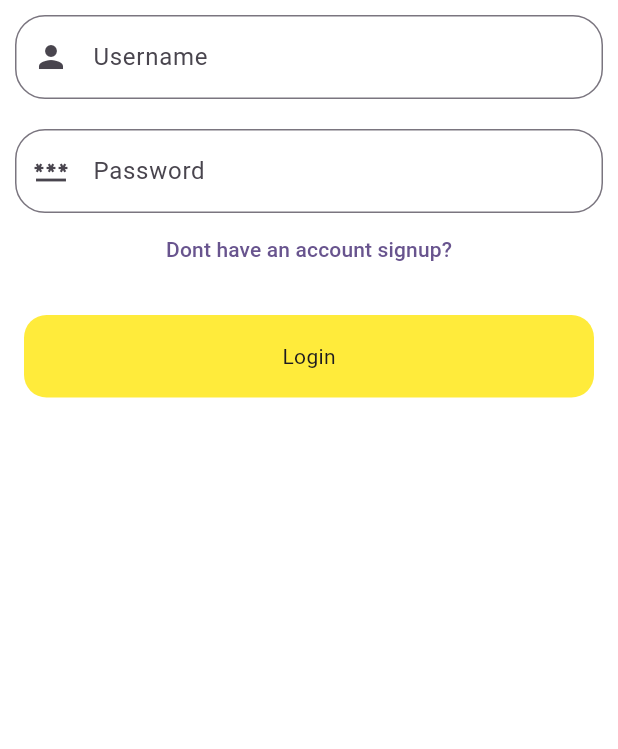
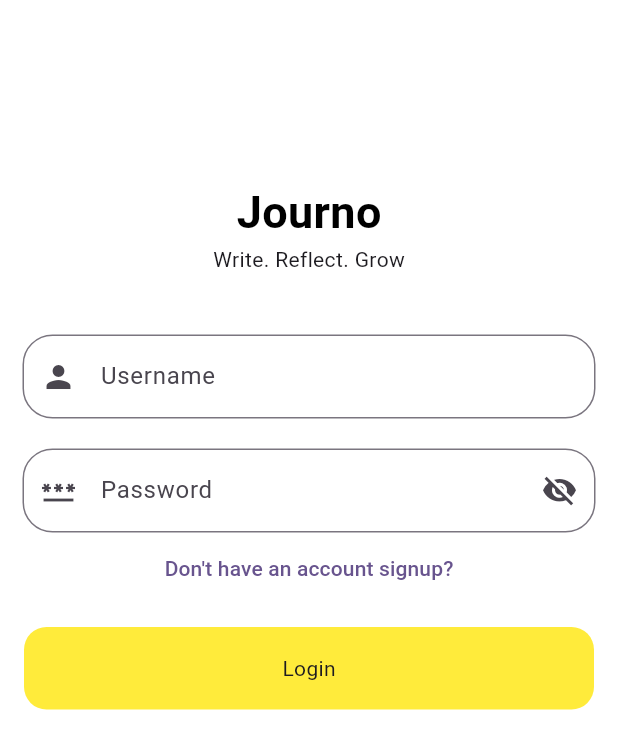
Before and after one commit to KevinRaleie-dev/journo, a Flutter app: the screen it shows after launch, on a phone screen of 412 x 824 dp. Shown: the top 749 px of the screen. Run offline on Flutter 3.47's test engine with Material 3 defaults, Android fonts, the phone set to English and light mode, and no system bars.

Commit message:
fixed the login screen

```diff
--- a/lib/src/features/auth/presentation/user_login/pages/user_login_page.dart
+++ b/lib/src/features/auth/presentation/user_login/pages/user_login_page.dart
@@ -1,6 +1,5 @@
 import 'package:flutter/material.dart';
 import 'package:journo/src/widgets/buttons/long_rectangle_buttons.dart';
-import 'package:journo/src/widgets/screens/app_bar_screen.dart';
 import 'package:journo/src/widgets/screens/auth_layout_screen.dart';
 import 'package:journo/src/widgets/textfields/long_textfield_form.dart';
 
@@ -19,6 +18,24 @@ class _UserLoginPageState extends State<UserLoginPage> {
   Widget build(BuildContext context) {
     return AuthLayoutScreen(
       children: [
+        const Center(
+          child: Column(
+            children: [
+              Text(
+                "Journo",
+                style: TextStyle(
+                    color: Colors.black,
+                    fontWeight: FontWeight.bold,
+                    fontSize: 30),
+              ),
+              SizedBox(),
+              Text("Write. Reflect. Grow")
+            ],
+          ),
+        ),
+       const SizedBox(
+         height: 40,
+       ),
         LongTextFieldForm(
             onChanged: (value) {},
             hintText: "Username",
@@ -35,17 +52,17 @@ class _UserLoginPageState extends State<UserLoginPage> {
             onChanged: (value) {},
             hintText: "Password",
             labelText: "Password",
-            showSuffixIcon: false,
+            showSuffixIcon: true,
             showPrefixIcon: true,
             prefixIcon: Icons.password,
             validator: (value) {},
-            obsureText: false),
+            obsureText: true),
         TextButton(
           onPressed: widget.show,
-          child: const Text("Dont have an account signup?"),
+          child: const Text("Don't have an account signup?"),
         ),
         const SizedBox(
-          height: 20,
+          height: 15,
         ),
         LongRectangleButton(onTap: () {}, title: "Login")
       ],
--- a/lib/src/widgets/screens/auth_layout_screen.dart
+++ b/lib/src/widgets/screens/auth_layout_screen.dart
@@ -12,7 +12,7 @@ class AuthLayoutScreen extends StatelessWidget {
       body: SingleChildScrollView(
         child: SafeArea(
           child: Padding(
-            padding: const EdgeInsets.all(10),
+            padding: const EdgeInsets.only(top: 120, left: 15, right: 15),
             child: Column(
               mainAxisAlignment: MainAxisAlignment.center,
               crossAxisAlignment: CrossAxisAlignment.center,
```
